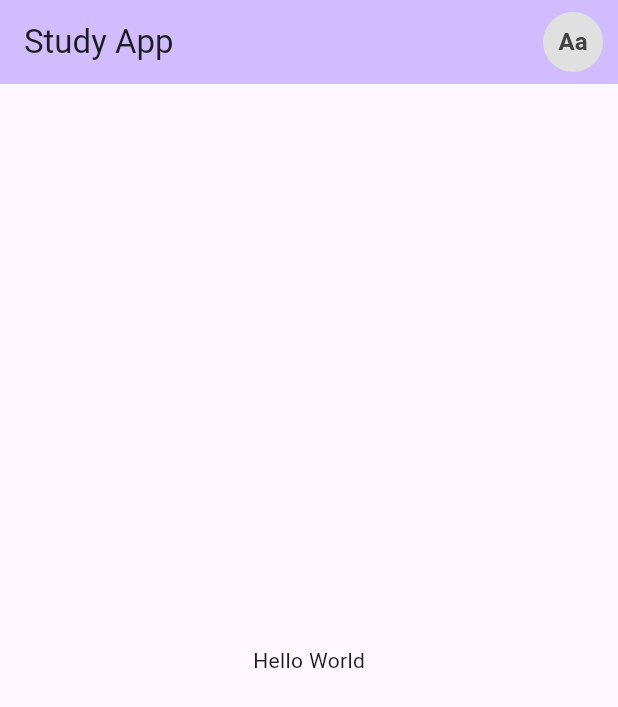
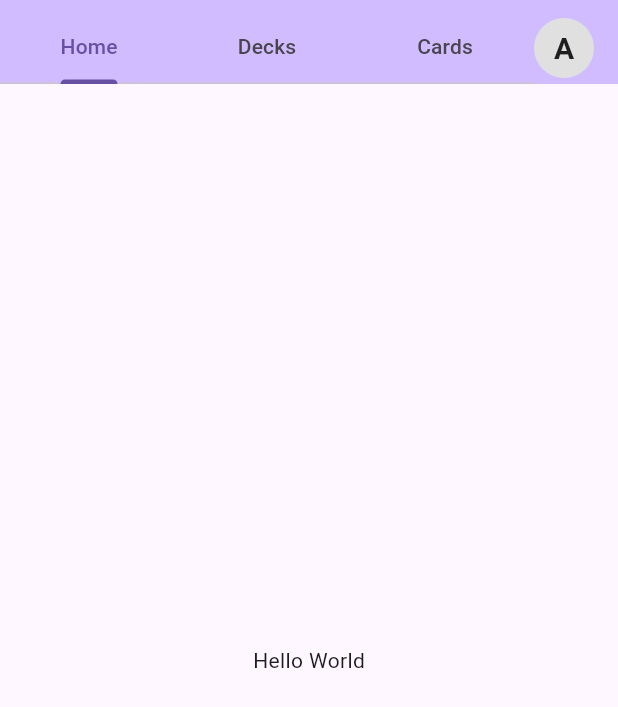
Before and after one commit to curtis-clement/study_app, a Flutter app: the screen it shows after launch, on a phone screen of 412 x 824 dp. Shown: the top 707 px of the screen. Run offline on Flutter 3.47's test engine with Material 3 defaults, Android fonts, the phone set to English and light mode, and no system bars.

Commit message:
add tabs to home screen

```diff
--- a/lib/screens/home_screen.dart
+++ b/lib/screens/home_screen.dart
@@ -1,35 +1,63 @@
 import 'package:flutter/material.dart';
 
 class HomeScreen extends StatelessWidget {
-  const HomeScreen({super.key});
+  HomeScreen({super.key});
+
+  final List<Map<String, Object>> tabs = [
+    {
+      'title': 'Home',
+      'icon': Icons.home,
+    },
+    {
+      'title': 'Decks',
+      'icon': Icons.book,
+    },
+    {
+      'title': 'Cards',
+      'icon': Icons.card_giftcard,
+    },
+  ];
 
   @override
   Widget build(BuildContext context) {
-    return Scaffold(
+    return DefaultTabController(
+      length: tabs.length,
+      child: Scaffold(
         appBar: AppBar(
-        title: Text('Study App'),
-        backgroundColor: Theme.of(context).colorScheme.inversePrimary,
-        actions: [
-          Container(
-            margin: EdgeInsets.only(right: 10),
+          toolbarHeight: 0,
+          bottom: PreferredSize(
+            preferredSize: Size.fromHeight(kToolbarHeight),
+            child: Row(
+              children: [
+                Expanded(
+                  child: TabBar(
+                    tabs: tabs.map((tab) => Tab(text: tab['title'] as String)).toList(),
+                  ),
+                ),
+                Padding(
+                  padding: EdgeInsets.only(right: 16),
                   child: CircleAvatar(
+                    radius: 20,
                     backgroundColor: Colors.grey[300],
                     child: Text(
-                'Aa',
+                      'A',
                       style: TextStyle(
-                  fontSize: 16,
+                        fontSize: 20,
+                        color: Colors.black87,
                         fontWeight: FontWeight.bold,
-                  color: Colors.grey[800],
                       ),
                     ),
                   ),
                 ),
               ],
-
+            ),
+          ),
+          backgroundColor: Theme.of(context).colorScheme.inversePrimary,
         ),
         body: Center(
           child: Text('Hello World'),
         ),
+      ),
     );
   }
 }
```
Lines whose indentation alone changed are shown as unchanged.
